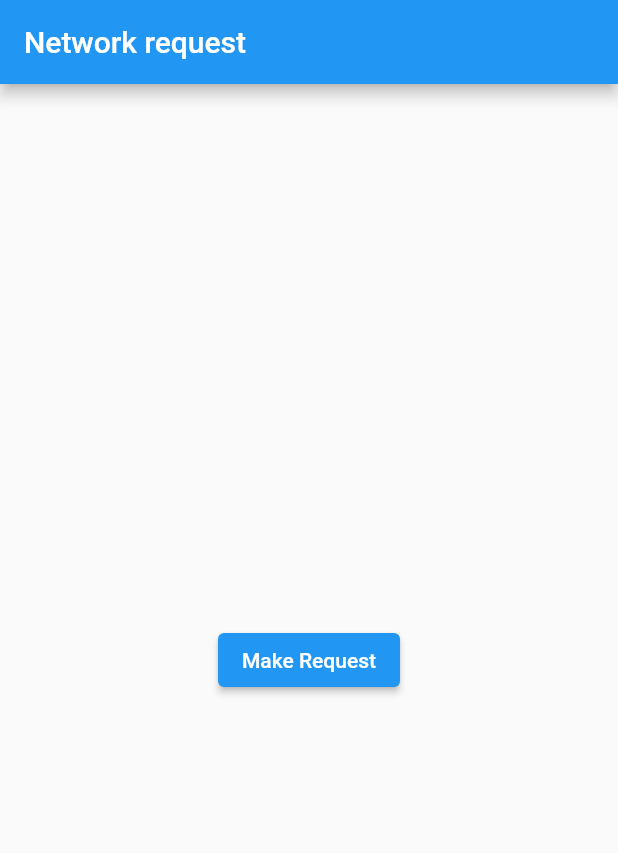
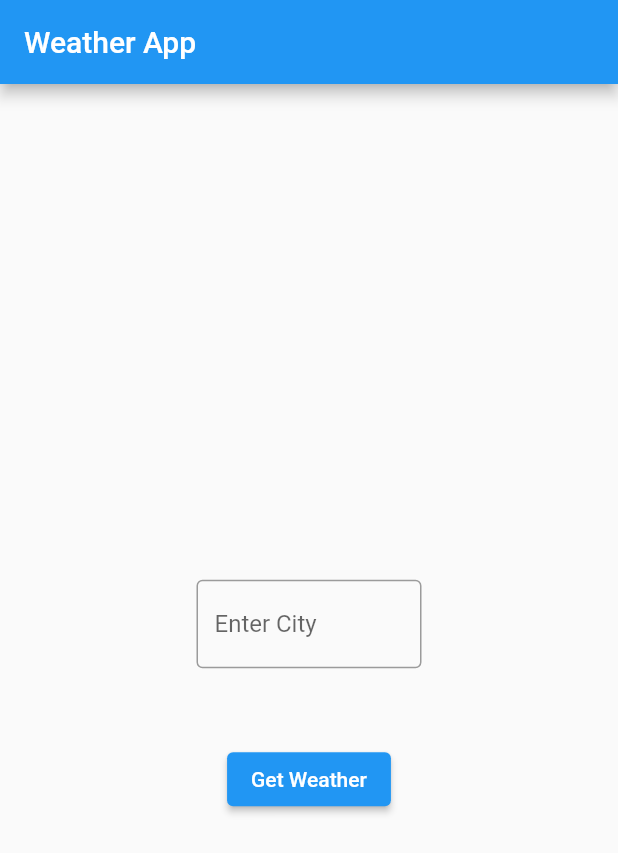
Before and after one commit to petruspierre/flutter-playground, a Flutter app: the screen it shows after launch, on a phone screen of 412 x 824 dp. Shown: the top 853 px of the screen. Run offline on Flutter 3.47's test engine with Material 2 defaults, Android fonts, the phone set to English and light mode, and no system bars.

Commit message:
Weather app example

```diff
--- a/lib/main.dart
+++ b/lib/main.dart
@@ -1,11 +1,12 @@
 import 'package:flutter/material.dart';
 import 'package:flutter_playground/network_request/network_request.dart';
+import 'package:flutter_playground/weather/weather.dart';
 
 void main() => runApp(MyApp());
 
 class MyApp extends StatelessWidget {
   @override
   Widget build(BuildContext context) {
-    return NetworkRequest();
+    return Weather();
   }
 }
--- /dev/null
+++ b/lib/weather/data_service.dart
@@ -0,0 +1,21 @@
+import 'dart:convert';
+
+import 'package:flutter_playground/weather/models.dart';
+import 'package:http/http.dart' as http;
+
+class DataService {
+  Future<WeatherResponse> getWeather(String city) async {
+    //api.openweathermap.org/data/2.5/weather?q={city name}&appid={API key}
+    final queryParams = {'q': city, 'appid': '', 'units': 'metric'};
+
+    final uri =
+        Uri.https('api.openweathermap.org', '/data/2.5/weather', queryParams);
+
+    final response = await http.get(uri);
+
+    print(response.body);
+    final json = jsonDecode(response.body);
+
+    return WeatherResponse.fromJson(json);
+  }
+}
--- /dev/null
+++ b/lib/weather/models.dart
@@ -0,0 +1,53 @@
+class WeatherInfo {
+  final String description;
+  final String icon;
+
+  WeatherInfo({required this.description, required this.icon});
+
+  factory WeatherInfo.fromJson(Map<String, dynamic> json) {
+    final description = json["description"];
+    final icon = json["icon"];
+
+    return WeatherInfo(description: description, icon: icon);
+  }
+}
+
+class TemperatureInfo {
+  final double temperature;
+
+  TemperatureInfo({required this.temperature});
+
+  factory TemperatureInfo.fromJson(Map<String, dynamic> json) {
+    final temperature = json["temp"];
+
+    return TemperatureInfo(temperature: temperature);
+  }
+}
+
+class WeatherResponse {
+  final String cityName;
+  final TemperatureInfo tempInfo;
+  final WeatherInfo weatherInfo;
+
+  String get iconUrl {
+    return 'https://openweathermap.org/img/wn/${weatherInfo.icon}@2x.png';
+  }
+
+  WeatherResponse(
+      {required this.cityName,
+      required this.tempInfo,
+      required this.weatherInfo});
+
+  factory WeatherResponse.fromJson(Map<String, dynamic> json) {
+    final cityName = json["name"];
+
+    final tempInfoJson = json["main"];
+    final tempInfo = TemperatureInfo.fromJson(tempInfoJson);
+
+    final weatherInfoJson = json["weather"][0];
+    final weatherInfo = WeatherInfo.fromJson(weatherInfoJson);
+
+    return WeatherResponse(
+        cityName: cityName, tempInfo: tempInfo, weatherInfo: weatherInfo);
+  }
+}
--- /dev/null
+++ b/lib/weather/weather.dart
@@ -0,0 +1,71 @@
+import 'package:flutter/material.dart';
+import 'package:flutter_playground/weather/data_service.dart';
+import 'package:flutter_playground/weather/models.dart';
+
+class Weather extends StatefulWidget {
+  @override
+  _WeatherState createState() => _WeatherState();
+}
+
+class _WeatherState extends State<Weather> {
+  final _cityTextController = TextEditingController();
+
+  final _dataService = DataService();
+
+  WeatherResponse? _response;
+
+  @override
+  Widget build(BuildContext context) {
+    return MaterialApp(
+      title: 'Material App',
+      home: Scaffold(
+        appBar: AppBar(
+          title: Text('Weather App'),
+        ),
+        body: Center(
+          child: Column(
+            mainAxisAlignment: MainAxisAlignment.center,
+            children: [
+              if (_response != null)
+                Column(
+                  children: [
+                    Image.network(_response!.iconUrl),
+                    Text(
+                      '${_response!.tempInfo.temperature} °C',
+                      style: TextStyle(fontSize: 40),
+                    ),
+                    Text(_response!.weatherInfo.description)
+                  ],
+                ),
+              Padding(
+                padding: EdgeInsets.symmetric(vertical: 50),
+                child: SizedBox(
+                  width: 150,
+                  child: TextField(
+                    controller: _cityTextController,
+                    decoration: InputDecoration(
+                      border: OutlineInputBorder(),
+                      labelText: 'Enter City',
+                    ),
+                  ),
+                ),
+              ),
+              ElevatedButton(
+                onPressed: _search,
+                child: Text('Get Weather'),
+              )
+            ],
+          ),
+        ),
+      ),
+    );
+  }
+
+  void _search() async {
+    final response = await _dataService.getWeather(_cityTextController.text);
+
+    print(_response);
+
+    setState(() => _response = response);
+  }
+}
```
